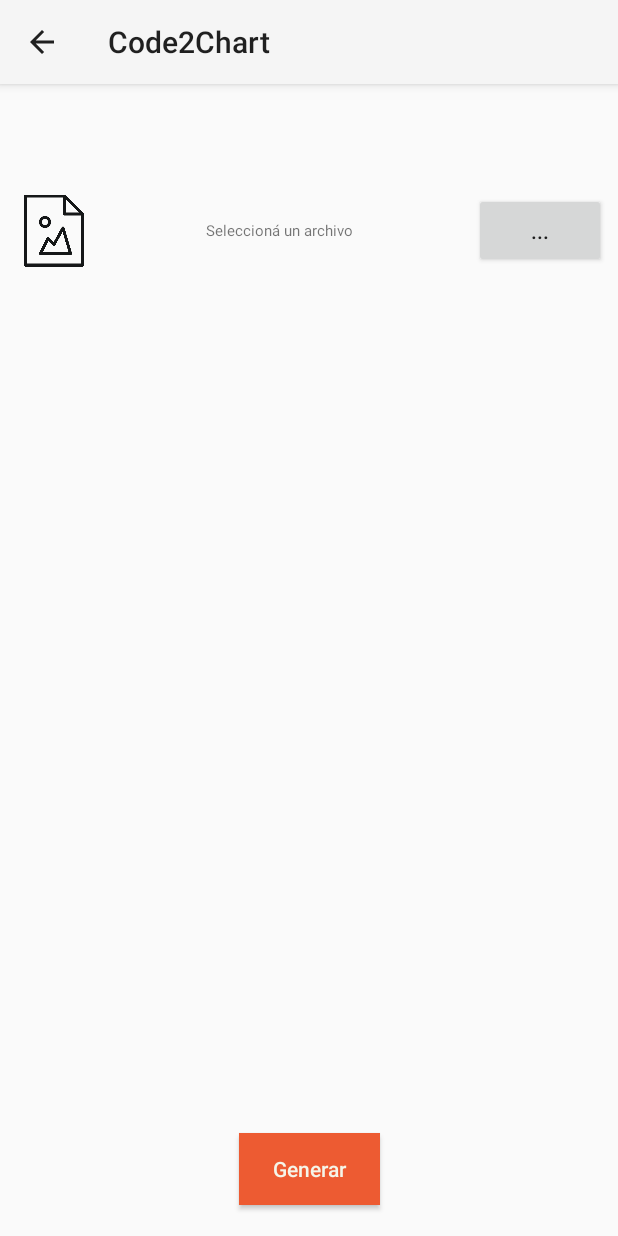
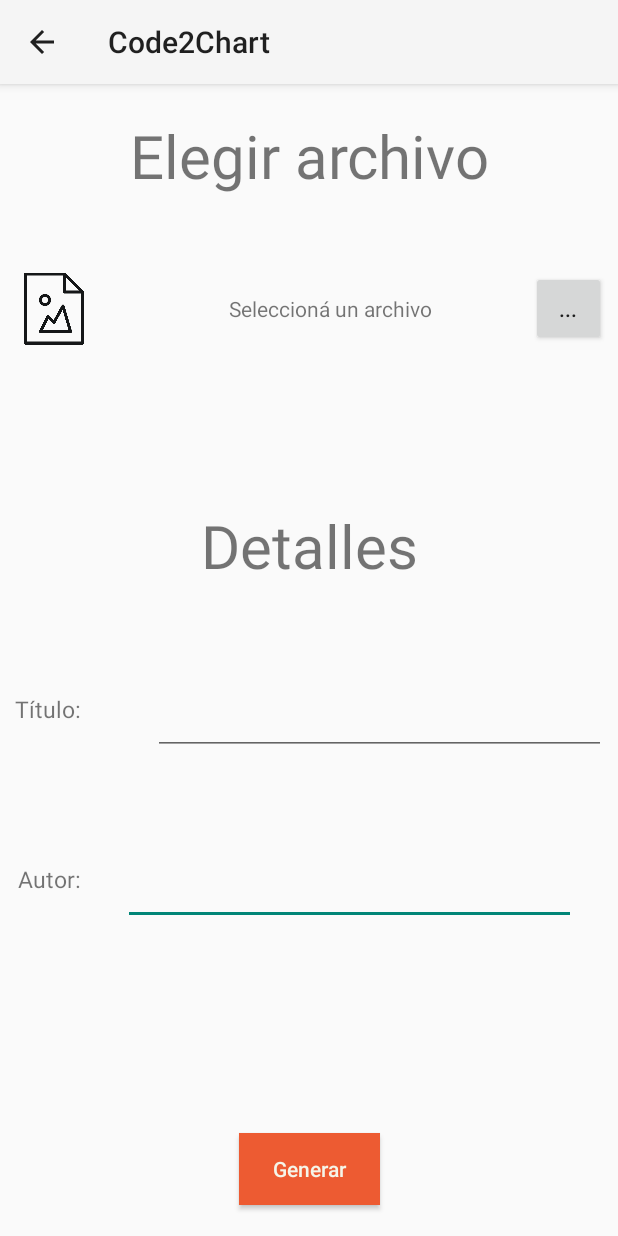
Before and after one commit to nicoTaccari/Code2Chart, an Android app: the screen it shows after launch (CrearDiagrama), after a tap on an icon or button, on a phone screen of 412 x 824 dp. Run offline under Robolectric (Android 15) with nearby library versions, the phone set to English and light mode, and no system bars.

Commit message:
Modifico la pantalla de creación del diagrama agregando la posibilidad de ponerle un título o un autor. Modifico el menú desplegable quitando configuraciones.

```diff
--- a/app/src/main/java/com/example/proyectofinal/code2chart/MainActivity.java
+++ b/app/src/main/java/com/example/proyectofinal/code2chart/MainActivity.java
@@ -27,7 +27,7 @@ public class MainActivity extends AppCompatActivity implements NavigationView.On
 
     private ListView listaDeArchivos;
     private ArchivosAdapter adapterArchivos;
-    SearchView searchView;
+    private SearchView searchView;
 
     @Override
     protected void onCreate(Bundle savedInstanceState) {
@@ -104,9 +104,7 @@ public class MainActivity extends AppCompatActivity implements NavigationView.On
         // Handle navigation view item clicks here.
         int id = item.getItemId();
 
-        if (id == R.id.nav_manage) {
-
-        } else if (id == R.id.nav_share) {
+        if (id == R.id.nav_share) {
 
         } else if (id == R.id.nav_send) {
 
@@ -134,10 +132,8 @@ public class MainActivity extends AppCompatActivity implements NavigationView.On
         for (int i = 0; i < cantidadDeArchivos; i++) {
             archivos.add(new Archivo(/*files[i].getParent() + "/" +*/ files[i].getName(),
                         R.drawable.ic_file));
-            }
         }
-
-
+    }
 
     @Override
     public boolean dispatchTouchEvent(MotionEvent ev) {
--- a/app/src/main/res/layout/activity_main2.xml
+++ b/app/src/main/res/layout/activity_main2.xml
@@ -6,9 +6,72 @@
     android:layout_height="match_parent"
     tools:context="com.example.proyectofinal.code2chart.CrearDiagrama">
 
+    <TextView
+        android:id="@+id/detalles"
+        android:layout_width="wrap_content"
+        android:layout_height="wrap_content"
+        android:layout_marginBottom="8dp"
+        android:layout_marginRight="8dp"
+        android:layout_marginTop="8dp"
+        android:text="Detalles"
+        android:textSize="40dp"
+        app:layout_constraintBottom_toBottomOf="parent"
+        app:layout_constraintTop_toTopOf="parent"
+        app:layout_constraintVertical_bias="0.391"
+        app:layout_constraintRight_toRightOf="parent"
+        android:layout_marginLeft="8dp"
+        app:layout_constraintLeft_toLeftOf="parent"
+        app:layout_constraintHorizontal_bias="0.502" />
+
+    <TextView
+        android:id="@+id/elegir"
+        android:layout_width="wrap_content"
+        android:layout_height="wrap_content"
+        android:text="Elegir archivo"
+        android:textSize="40dp"
+        app:layout_constraintTop_toTopOf="parent"
+        android:layout_marginTop="8dp"
+        android:layout_marginRight="8dp"
+        app:layout_constraintRight_toRightOf="parent"
+        android:layout_marginLeft="8dp"
+        app:layout_constraintLeft_toLeftOf="parent"
+        android:layout_marginBottom="8dp"
+        app:layout_constraintBottom_toTopOf="@+id/uri"
+        app:layout_constraintHorizontal_bias="0.504"
+        app:layout_constraintVertical_bias="0.228" />
+
+    <EditText
+        android:id="@+id/nombreAutor"
+        android:layout_width="302dp"
+        android:layout_height="50dp"
+        android:layout_marginBottom="8dp"
+        android:layout_marginRight="8dp"
+        android:layout_marginTop="8dp"
+        app:layout_constraintBottom_toBottomOf="parent"
+        app:layout_constraintRight_toRightOf="parent"
+        app:layout_constraintTop_toTopOf="parent"
+        app:layout_constraintVertical_bias="0.716"
+        android:singleLine="true"
+        app:layout_constraintLeft_toRightOf="@+id/autor"
+        android:layout_marginLeft="8dp" />
+
+    <TextView
+        android:id="@+id/autor"
+        android:layout_width="wrap_content"
+        android:layout_height="wrap_content"
+        android:layout_marginBottom="8dp"
+        android:layout_marginTop="8dp"
+        android:text="Autor:"
+        android:textSize="15dp"
+        app:layout_constraintBottom_toBottomOf="parent"
+        app:layout_constraintTop_toTopOf="parent"
+        app:layout_constraintVertical_bias="0.7"
+        android:layout_marginLeft="12dp"
+        app:layout_constraintLeft_toLeftOf="parent" />
+
     <Button
         android:id="@+id/obtenerUri"
-        android:layout_width="88dp"
+        android:layout_width="50dp"
         android:layout_height="50dp"
         android:text="..."
         app:layout_constraintBottom_toBottomOf="parent"
@@ -17,10 +80,7 @@
         android:layout_marginTop="8dp"
         android:layout_marginRight="8dp"
         app:layout_constraintRight_toRightOf="parent"
-        android:layout_marginLeft="8dp"
-        app:layout_constraintLeft_toLeftOf="parent"
-        app:layout_constraintHorizontal_bias="1.0"
-        app:layout_constraintVertical_bias="0.092"
+        app:layout_constraintVertical_bias="0.166"
         android:layout_marginStart="8dp"
         android:layout_marginEnd="8dp"/>
 
@@ -34,14 +94,15 @@
         android:layout_marginTop="8dp"
         android:layout_marginRight="8dp"
         app:layout_constraintRight_toLeftOf="@+id/obtenerUri"
-        app:layout_constraintVertical_bias="0.092"
+        app:layout_constraintVertical_bias="0.166"
         android:gravity="center"
-        android:textSize="10dp"
+        android:textSize="14dp"
         app:layout_constraintLeft_toRightOf="@+id/iconoTipo"
         android:layout_marginLeft="8dp"
         android:text="Seleccioná un archivo"
         android:layout_marginStart="8dp"
-        android:layout_marginEnd="8dp" />
+        android:layout_marginEnd="8dp"
+        app:layout_constraintHorizontal_bias="1.0" />
 
     <ImageView
         android:id="@+id/iconoTipo"
@@ -54,7 +115,7 @@
         android:layout_marginTop="8dp"
         app:layout_constraintBottom_toBottomOf="parent"
         android:layout_marginBottom="8dp"
-        app:layout_constraintVertical_bias="0.092"
+        app:layout_constraintVertical_bias="0.166"
         android:layout_marginStart="16dp" />
 
     <Button
@@ -75,5 +136,34 @@
         android:background="@color/colorAccent"
         android:textColor="@color/colorBackground"/>
 
+    <TextView
+        android:id="@+id/titulo"
+        android:layout_width="wrap_content"
+        android:layout_height="wrap_content"
+        android:text="Título:"
+        android:textSize="15dp"
+        android:layout_marginLeft="10dp"
+        app:layout_constraintLeft_toLeftOf="parent"
+        app:layout_constraintTop_toTopOf="parent"
+        android:layout_marginTop="8dp"
+        app:layout_constraintBottom_toBottomOf="parent"
+        android:layout_marginBottom="8dp"
+        app:layout_constraintVertical_bias="0.545"
+        app:layout_constraintRight_toLeftOf="@+id/nombreTitulo"
+        android:layout_marginRight="0dp"
+        app:layout_constraintHorizontal_bias="0.0" />
+
+    <EditText
+        android:id="@+id/nombreTitulo"
+        android:layout_width="302dp"
+        android:layout_height="50dp"
+        android:layout_marginRight="8dp"
+        app:layout_constraintRight_toRightOf="parent"
+        app:layout_constraintTop_toTopOf="parent"
+        android:layout_marginTop="8dp"
+        app:layout_constraintBottom_toBottomOf="parent"
+        android:layout_marginBottom="8dp"
+        app:layout_constraintVertical_bias="0.555"
+        android:singleLine="true"/>
 
 </android.support.constraint.ConstraintLayout>
--- a/app/src/main/res/menu/activity_main_drawer.xml
+++ b/app/src/main/res/menu/activity_main_drawer.xml
@@ -1,23 +1,16 @@
 <?xml version="1.0" encoding="utf-8"?>
 <menu xmlns:android="http://schemas.android.com/apk/res/android">
 
-    <group android:checkableBehavior="single">
-        <item
-            android:id="@+id/nav_manage"
-            android:icon="@drawable/ic_menu_manage"
-            android:title="Tools" />
-    </group>
-
-    <item android:title="Communicate">
+    <item android:title="Comunicación">
         <menu>
             <item
                 android:id="@+id/nav_share"
                 android:icon="@drawable/ic_menu_share"
-                android:title="Share" />
+                android:title="Compartir" />
             <item
                 android:id="@+id/nav_send"
                 android:icon="@drawable/ic_menu_send"
-                android:title="Send" />
+                android:title="Enviar" />
         </menu>
     </item>
 
```
